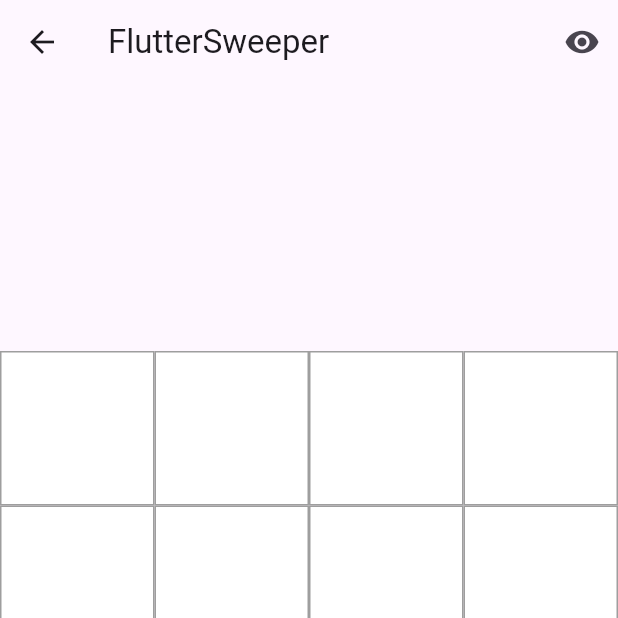
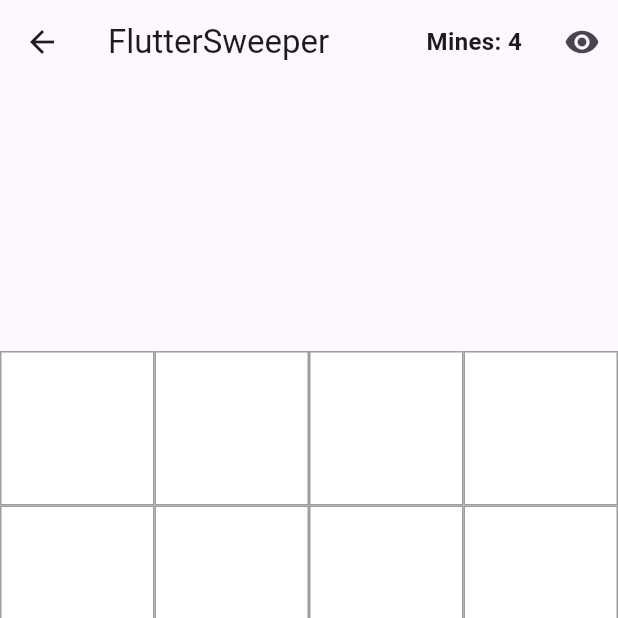
Before and after one commit to smarccc/DART_minesweeper, a Flutter app: the MinesweeperScreen screen opened directly, on a phone screen of 412 x 824 dp, the top half of it. Run offline on Flutter 3.47's test engine with Material 3 defaults, Android fonts, the phone set to English and light mode, and no system bars.

Commit message:
added mines counter

```diff
--- a/lib/main.dart
+++ b/lib/main.dart
@@ -105,6 +105,7 @@ class _MinesweeperScreenState extends State<MinesweeperScreen> {
   late List<List<bool>> hasMine;
   bool gameover = false;
   bool allRevealed = false;
+  int minesLeft = 0;
 
   @override
   void initState() {
@@ -112,6 +113,7 @@ class _MinesweeperScreenState extends State<MinesweeperScreen> {
     rows = widget.rows;
     cols = widget.cols;
     totalMines = widget.totalMines;
+    minesLeft = totalMines;
     initializeGame();
   }
 
@@ -162,6 +164,7 @@ class _MinesweeperScreenState extends State<MinesweeperScreen> {
       revealed[row][col] = true;
       if (hasMine[row][col]) {
         gameover = true;
+        revealAllMines();
         showGameOverDialog('Game Over - You hit a mine!');
         return;
       }
@@ -200,6 +203,18 @@ class _MinesweeperScreenState extends State<MinesweeperScreen> {
             if (r >= 0 && r < rows && c >= 0 && c < cols) {
               revealTile(r, c);
             }
+          }
+        }
+      }
+    });
+  }
+
+  void revealAllMines() {
+    setState(() {
+      for (int i = 0; i < rows; i++) {
+        for (int j = 0; j < cols; j++) {
+          if (hasMine[i][j]) {
+            revealed[i][j] = true;
           }
         }
       }
@@ -302,6 +317,20 @@ class _MinesweeperScreenState extends State<MinesweeperScreen> {
       appBar: AppBar(
         title: Text('FlutterSweeper'),
         actions: <Widget>[
+          Padding(
+            padding: const EdgeInsets.symmetric(horizontal: 16.0),
+            child: Row(
+              children: [
+                Text(
+                  'Mines: $minesLeft',
+                  style: TextStyle(
+                    fontSize: 16.0,
+                    fontWeight: FontWeight.bold,
+                  ),
+                ),
+              ],
+            ),
+          ),
           IconButton(
             icon: Icon(allRevealed ? Icons.visibility_off : Icons.visibility),
             onPressed: toggleRevealAll,
```
